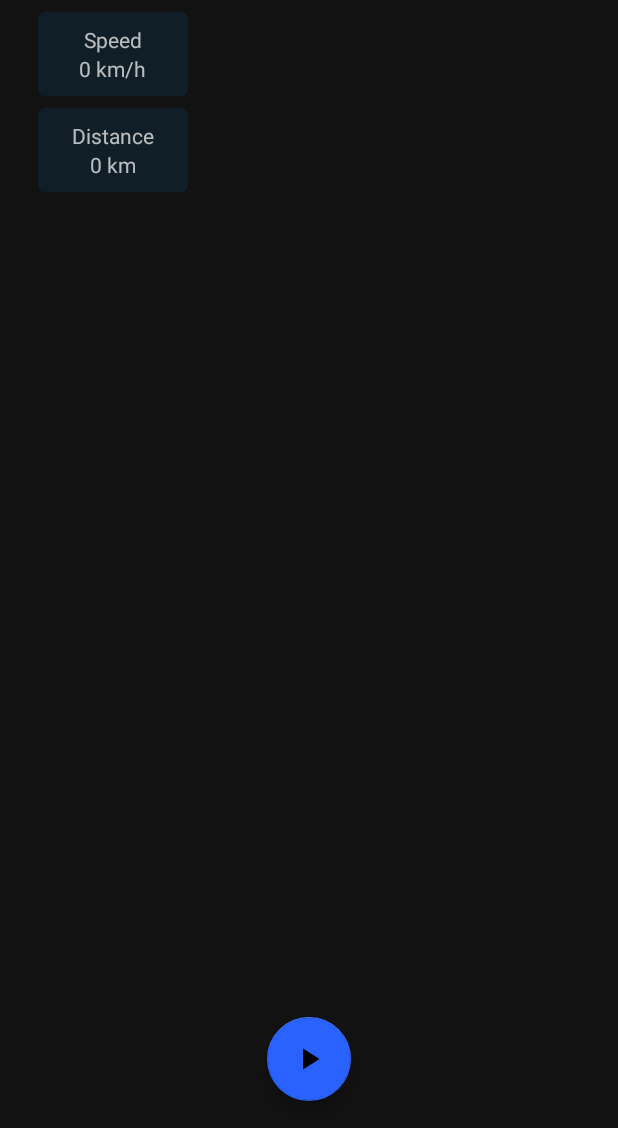
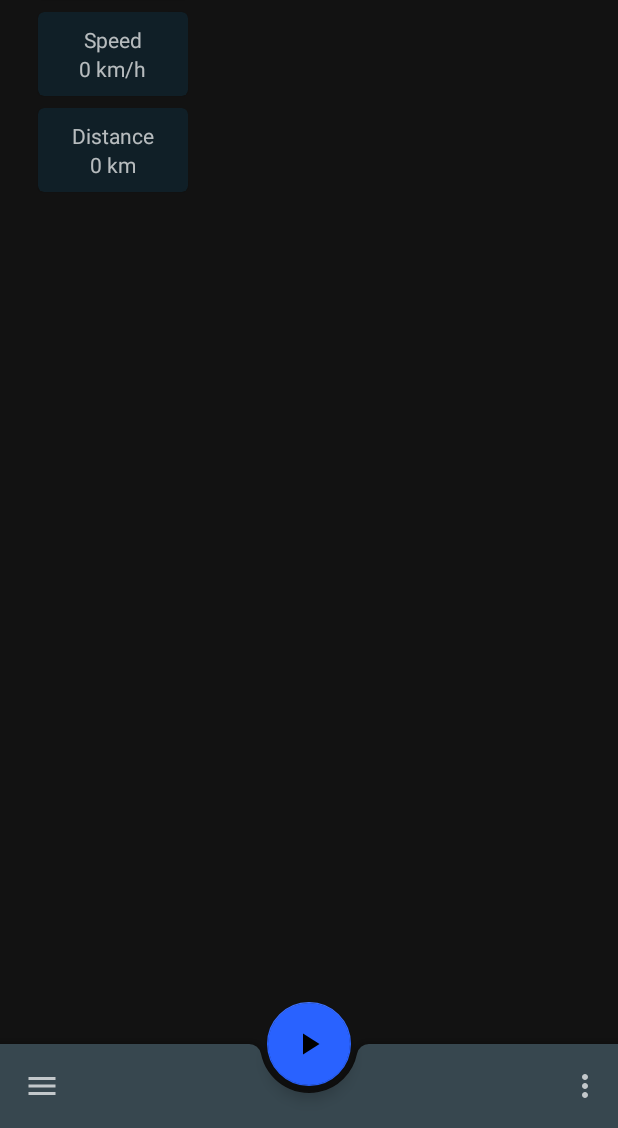
Before and after one commit to abstructs/CorditeApp, an Android app: the MapsActivity screen opened directly, with no data from a screen before it, on a phone screen of 412 x 824 dp, the part 108-1236 px from its top. Run offline under Robolectric (Android 15) with nearby library versions, the phone set to English and light mode, and no system bars.

Commit message:
add bottom app bar to maps

```diff
--- a/app/app/src/main/java/com/cordite/cordite/Map/MapsActivity.java
+++ b/app/app/src/main/java/com/cordite/cordite/Map/MapsActivity.java
@@ -1,6 +1,7 @@
 package com.cordite.cordite.Map;
 
 import androidx.annotation.NonNull;
+import androidx.appcompat.app.AppCompatActivity;
 import androidx.core.app.ActivityCompat;
 import androidx.core.content.PermissionChecker;
 import androidx.fragment.app.FragmentActivity;
@@ -10,6 +11,7 @@ import android.location.Location;
 import android.os.Build;
 import android.os.Bundle;
 import android.util.Log;
+import android.view.Menu;
 import android.view.View;
 
 import com.cordite.cordite.R;
@@ -25,9 +27,10 @@ import com.google.android.gms.maps.model.LatLng;
 import com.google.android.gms.maps.model.MapStyleOptions;
 import com.google.android.gms.tasks.OnCompleteListener;
 import com.google.android.gms.tasks.Task;
+import com.google.android.material.bottomappbar.BottomAppBar;
 import com.google.android.material.floatingactionbutton.FloatingActionButton;
 
-public class MapsActivity extends FragmentActivity implements OnMapReadyCallback {
+public class MapsActivity extends AppCompatActivity implements OnMapReadyCallback {
 
     private GoogleMap mMap;
     private FusedLocationProviderClient mFusedLocationClient;
@@ -40,6 +43,8 @@ public class MapsActivity extends FragmentActivity implements OnMapReadyCallback
     protected void onCreate(Bundle savedInstanceState) {
         super.onCreate(savedInstanceState);
         setContentView(R.layout.activity_maps);
+
+        setupToolbar();
 
         SupportMapFragment mapFragment = (SupportMapFragment) getSupportFragmentManager()
                 .findFragmentById(R.id.map);
@@ -203,4 +208,18 @@ public class MapsActivity extends FragmentActivity implements OnMapReadyCallback
             requestLocationPermissions();
         }
     }
+
+    private void setupToolbar() {
+        BottomAppBar bottomAppBar = findViewById(R.id.bottomAppBar);
+
+        setSupportActionBar(bottomAppBar);
+
+    }
+
+    @Override
+    public boolean onCreateOptionsMenu(Menu menu) {
+        getMenuInflater().inflate(R.menu.bottom_nav_menu, menu);
+
+        return true;
+    }
 }
--- a/app/app/src/main/res/layout/activity_maps.xml
+++ b/app/app/src/main/res/layout/activity_maps.xml
@@ -2,9 +2,9 @@
 <androidx.constraintlayout.widget.ConstraintLayout xmlns:android="http://schemas.android.com/apk/res/android"
     xmlns:map="http://schemas.android.com/apk/res-auto"
     xmlns:tools="http://schemas.android.com/tools"
+    xmlns:app="http://schemas.android.com/apk/res-auto"
     android:layout_width="match_parent"
     android:layout_height="match_parent">
-
     <fragment
         android:id="@+id/map"
         android:name="com.google.android.gms.maps.SupportMapFragment"
@@ -21,18 +21,31 @@
         android:layout_weight="1"
         tools:context=".Map.MapsActivity" />
 
-    <com.google.android.material.floatingactionbutton.FloatingActionButton
-        android:id="@+id/trackFab"
-        android:layout_width="wrap_content"
-        android:layout_height="wrap_content"
-        android:layout_marginStart="8dp"
-        android:layout_marginEnd="8dp"
-        android:layout_marginBottom="18dp"
-        android:clickable="true"
-        android:src="@drawable/ic_play"
-        map:backgroundTint="@color/colorPrimary"
+    <androidx.coordinatorlayout.widget.CoordinatorLayout
+        android:layout_width="match_parent"
+        android:layout_height="0dp"
         map:layout_constraintBottom_toBottomOf="parent"
         map:layout_constraintEnd_toEndOf="parent"
-        map:layout_constraintStart_toStartOf="parent" />
+        map:layout_constraintStart_toStartOf="parent"
+        map:layout_constraintTop_toTopOf="parent">
+
+        <com.google.android.material.floatingactionbutton.FloatingActionButton
+            android:id="@+id/trackFab"
+            android:layout_width="wrap_content"
+            android:layout_height="wrap_content"
+            android:src="@drawable/ic_play"
+            app:backgroundTint="@color/colorPrimary"
+            app:layout_anchor="@id/bottomAppBar" />
+
+        <com.google.android.material.bottomappbar.BottomAppBar
+            android:id="@+id/bottomAppBar"
+            android:layout_width="match_parent"
+            android:layout_height="wrap_content"
+            android:layout_gravity="bottom"
+            android:backgroundTint="@color/colorSecondary"
+            map:fabAlignmentMode="center"
+            map:navigationIcon="@drawable/ic_menu" />
+
+    </androidx.coordinatorlayout.widget.CoordinatorLayout>
 
 </androidx.constraintlayout.widget.ConstraintLayout>
--- /dev/null
+++ b/app/app/src/main/res/menu/bottom_nav_menu.xml
@@ -0,0 +1,7 @@
+<?xml version="1.0" encoding="utf-8"?>
+<menu xmlns:android="http://schemas.android.com/apk/res/android">
+
+    <group >
+        <item android:title="Explore" />
+    </group>
+</menu>
--- a/app/app/src/main/res/values/colors.xml
+++ b/app/app/src/main/res/values/colors.xml
@@ -1,11 +1,11 @@
 <?xml version="1.0" encoding="utf-8"?>
 <resources>
-    <color name="colorPrimary">#2962ff</color>
+    <color name="colorPrimary">#2962FF</color>
     <color name="colorPrimaryLight">#768fff</color>
     <color name="colorPrimaryDark">#0039cb</color>
     <color name="primaryText">#ffffff</color>
 
-    <color name="colorSecondary">#37474f</color>
+    <color name="colorSecondary">#37474F</color>
     <color name="colorSecondaryLight">#62727b</color>
     <color name="colorSecondaryDark">#101f27</color>
     <color name="secondaryText">#ffffff</color>
```
